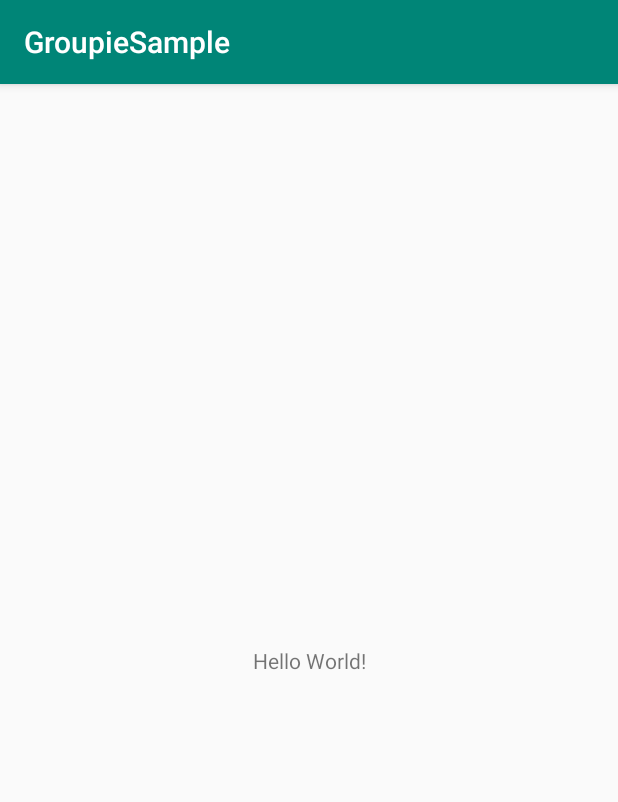
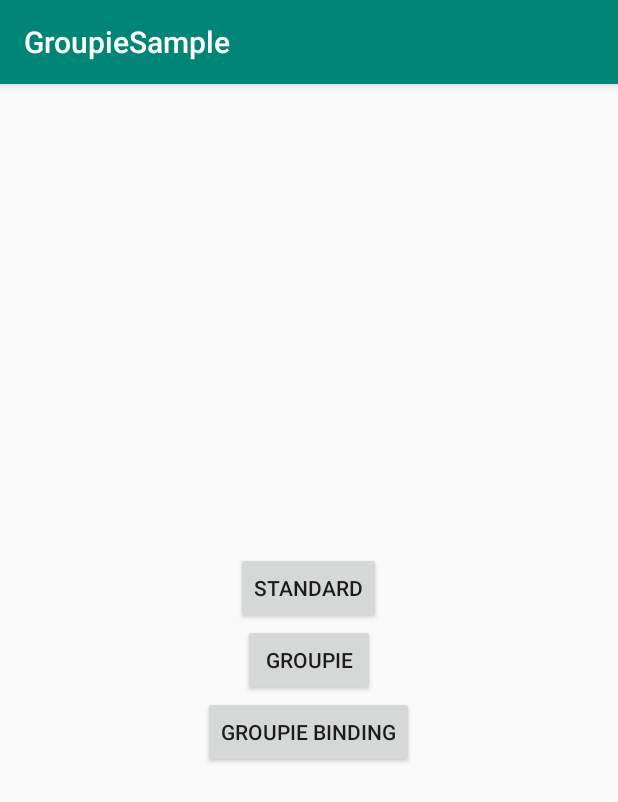
Before and after one commit to hyoshimi-cq/GroupieSample, an Android app: the screen it shows after launch (MainActivity), on a phone screen of 412 x 824 dp. Shown: the top 802 px of the screen. Run offline under Robolectric (Android 15) with nearby library versions, the phone set to English and light mode, and no system bars.

Commit message:
Create main fragment

```diff
--- a/app/src/main/java/com/hiring/groupiesample/MainActivity.kt
+++ b/app/src/main/java/com/hiring/groupiesample/MainActivity.kt
@@ -8,5 +8,8 @@ class MainActivity : AppCompatActivity() {
     override fun onCreate(savedInstanceState: Bundle?) {
         super.onCreate(savedInstanceState)
         setContentView(R.layout.activity_main)
+        supportFragmentManager.beginTransaction()
+            .replace(R.id.container, MainFragment())
+            .commit()
     }
 }
--- /dev/null
+++ b/app/src/main/java/com/hiring/groupiesample/MainFragment.kt
@@ -0,0 +1,17 @@
+package com.hiring.groupiesample
+
+import android.os.Bundle
+import android.view.LayoutInflater
+import android.view.View
+import android.view.ViewGroup
+import androidx.fragment.app.Fragment
+
+class MainFragment : Fragment() {
+    override fun onCreateView(
+        inflater: LayoutInflater,
+        container: ViewGroup?,
+        savedInstanceState: Bundle?
+    ): View? {
+        return inflater.inflate(R.layout.fragment_main, container, false)
+    }
+}
--- a/app/src/main/res/layout/activity_main.xml
+++ b/app/src/main/res/layout/activity_main.xml
@@ -1,15 +1,16 @@
 <?xml version="1.0" encoding="utf-8"?>
-<androidx.constraintlayout.widget.ConstraintLayout xmlns:android="http://schemas.android.com/apk/res/android"
+<androidx.constraintlayout.widget.ConstraintLayout
+    xmlns:android="http://schemas.android.com/apk/res/android"
+    xmlns:tools="http://schemas.android.com/tools"
     xmlns:app="http://schemas.android.com/apk/res-auto"
-    xmlns:tools="http://schemas.android.com/tools"
     android:layout_width="match_parent"
     android:layout_height="match_parent"
     tools:context=".MainActivity">
 
-    <TextView
-        android:layout_width="wrap_content"
-        android:layout_height="wrap_content"
-        android:text="Hello World!"
+    <FrameLayout
+        android:id="@+id/container"
+        android:layout_width="0dp"
+        android:layout_height="0dp"
         app:layout_constraintBottom_toBottomOf="parent"
         app:layout_constraintLeft_toLeftOf="parent"
         app:layout_constraintRight_toRightOf="parent"
--- /dev/null
+++ b/app/src/main/res/layout/fragment_main.xml
@@ -0,0 +1,29 @@
+<?xml version="1.0" encoding="utf-8"?>
+<LinearLayout xmlns:android="http://schemas.android.com/apk/res/android"
+    xmlns:app="http://schemas.android.com/apk/res-auto"
+    xmlns:tools="http://schemas.android.com/tools"
+    android:layout_width="match_parent"
+    android:layout_height="match_parent"
+    android:gravity="center"
+    android:orientation="vertical"
+    tools:context=".MainActivity">
+
+    <Button
+        android:id="@+id/standardButton"
+        android:layout_width="wrap_content"
+        android:layout_height="wrap_content"
+        android:text="Standard" />
+
+    <Button
+        android:id="@+id/groupieButton"
+        android:layout_width="wrap_content"
+        android:layout_height="wrap_content"
+        android:text="Groupie" />
+
+    <Button
+        android:id="@+id/groupieBindingButton"
+        android:layout_width="wrap_content"
+        android:layout_height="wrap_content"
+        android:text="Groupie Binding" />
+
+</LinearLayout>
```
